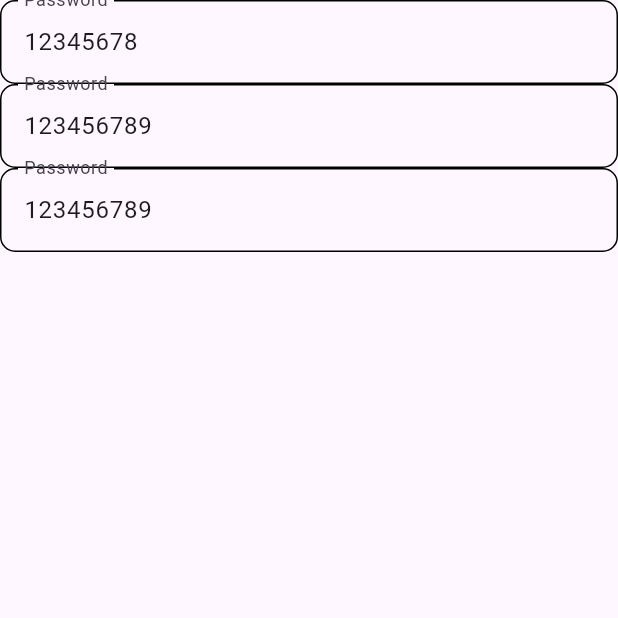
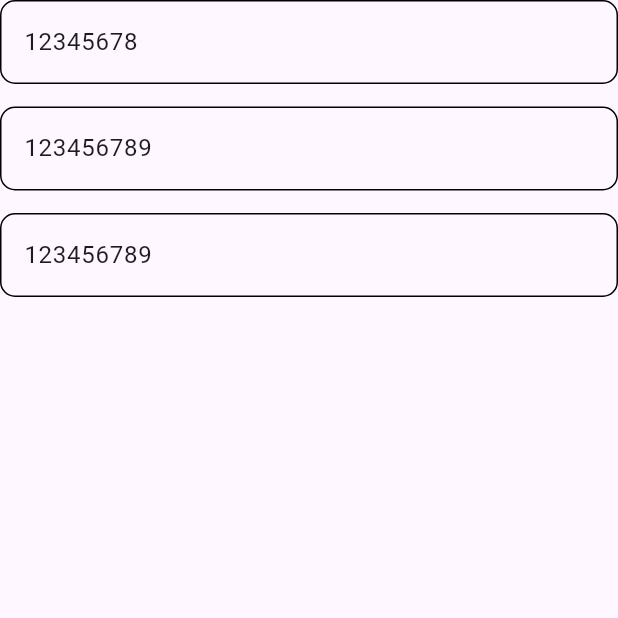
Before and after one commit to fahimshahariar09/delivery_app, a Flutter app: the screen it shows after launch, on a phone screen of 412 x 824 dp, the top half of it. Run offline on Flutter 3.47's test engine with Material 3 defaults, Android fonts, the phone set to English and light mode, and no system bars; our stand-ins replace animated_notch_bottom_bar, get.

Commit message:
first commit

```diff
--- a/lib/view/screen/auth/new_password.dart
+++ b/lib/view/screen/auth/new_password.dart
@@ -14,7 +14,9 @@ class NewPassword extends StatelessWidget {
         child: Column(
           children: [
             PasswordTextField(passwordController: controller.oldpassController),
+            SizedBox(height: 15),
             PasswordTextField(passwordController: controller.newpassController),
+            SizedBox(height: 15),
             PasswordTextField(
                 passwordController: controller.newconpassController),
           ],
--- a/lib/view/screen/auth/sign_in.dart
+++ b/lib/view/screen/auth/sign_in.dart
@@ -30,6 +30,7 @@ class SignIn extends StatelessWidget {
                 const SizedBox(height: 15),
                 PasswordTextField(
                   passwordController: signInController.passwordController,
+                  lText: "Password",
                 ),
                 SizedBox(height: 15),
                 Row(
--- a/lib/view/screen/auth/widget/password_text_field.dart
+++ b/lib/view/screen/auth/widget/password_text_field.dart
@@ -1,9 +1,11 @@
 import 'package:flutter/material.dart';
 
 class PasswordTextField extends StatelessWidget {
-  const PasswordTextField({super.key, required this.passwordController});
+  const PasswordTextField(
+      {super.key, required this.passwordController, this.lText});
 
   final TextEditingController passwordController;
+  final String? lText;
 
   @override
   Widget build(BuildContext context) {
@@ -22,7 +24,7 @@ class PasswordTextField extends StatelessWidget {
         enabledBorder: OutlineInputBorder(
           borderRadius: BorderRadius.circular(10),
         ),
-        label: const Text("Password"),
+        labelText: lText,
       ),
       validator: (value) {
         if (value == '' || value == null) {
```
